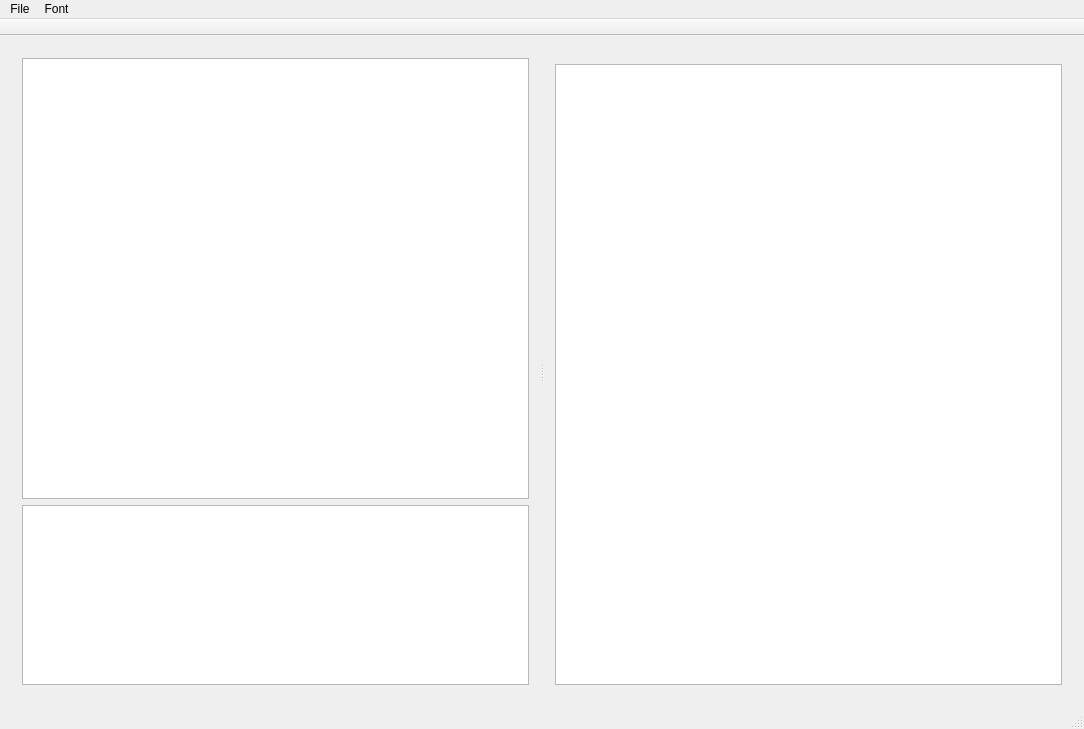
Before: the Qt Designer form src/UI/mainwindow.ui in SvRTM/FontConverter, drawn with Qt 5.
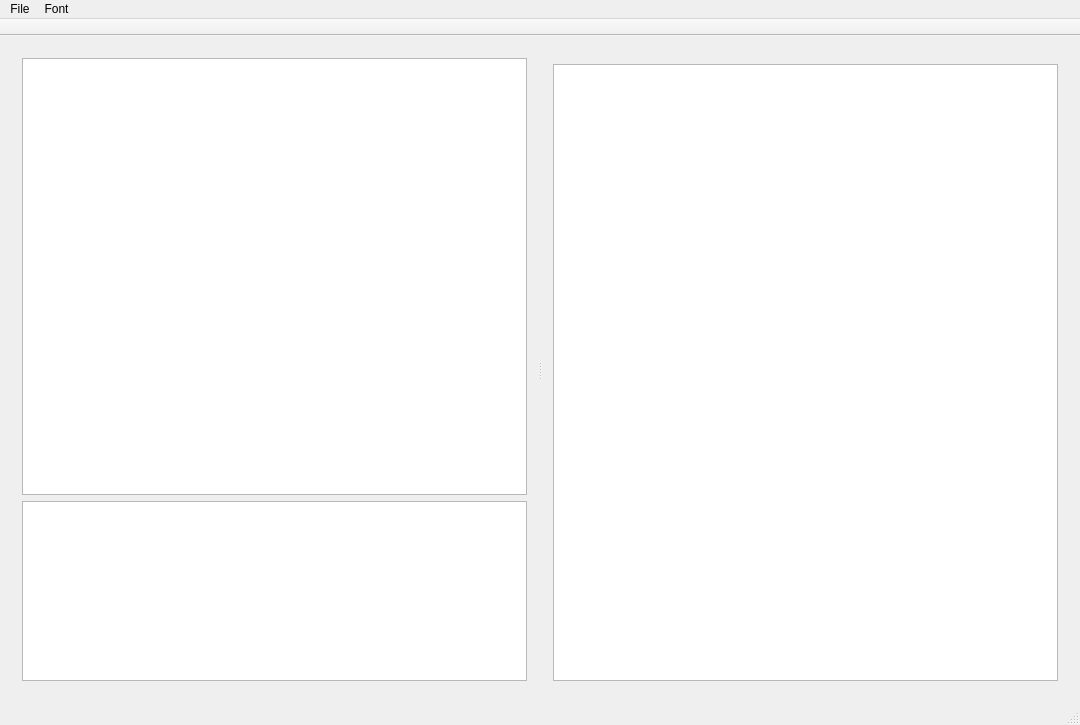
After: the same form once the commit is applied. Custom widgets are drawn as their Qt base class.

Diff of the .ui file:
```diff
--- a/src/UI/mainwindow.ui
+++ b/src/UI/mainwindow.ui
@@ -6,8 +6,8 @@
    <rect>
     <x>0</x>
     <y>0</y>
-    <width>1084</width>
-    <height>729</height>
+    <width>1080</width>
+    <height>725</height>
    </rect>
   </property>
   <property name="windowTitle">
@@ -39,6 +39,12 @@
           <property name="selectionBehavior">
            <enum>QAbstractItemView::SelectRows</enum>
           </property>
+          <property name="wordWrap">
+           <bool>false</bool>
+          </property>
+          <property name="cornerButtonEnabled">
+           <bool>false</bool>
+          </property>
          </widget>
         </item>
         <item>
@@ -94,7 +100,7 @@
     <rect>
      <x>0</x>
      <y>0</y>
-     <width>1084</width>
+     <width>1080</width>
      <height>23</height>
     </rect>
    </property>
```
